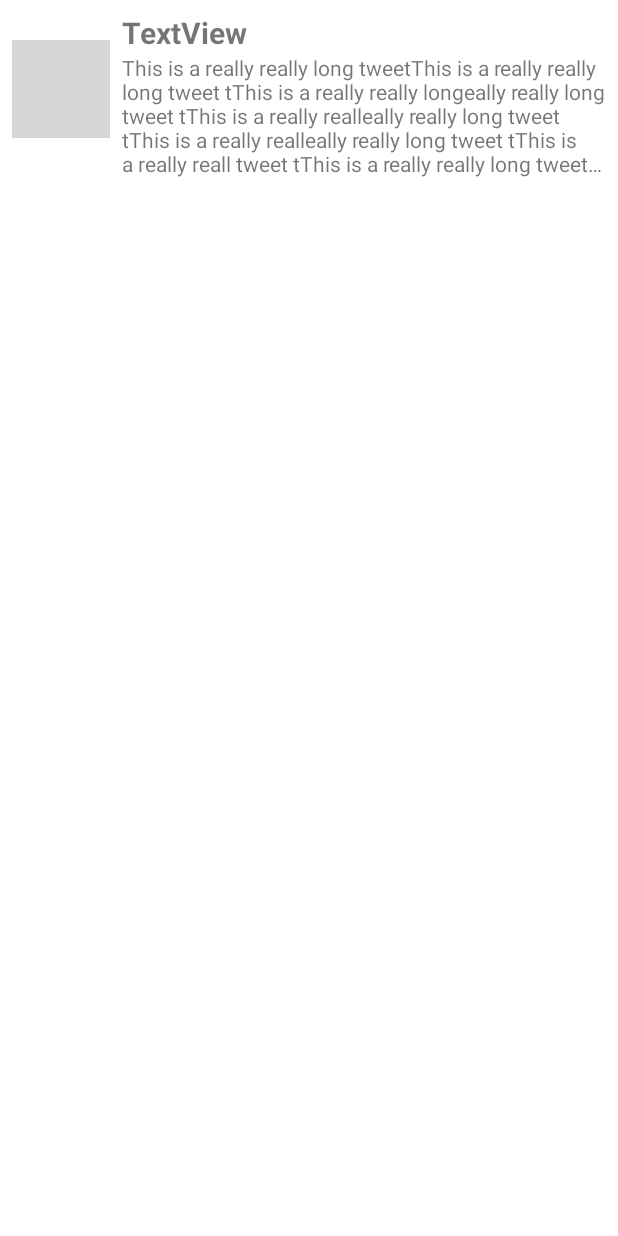
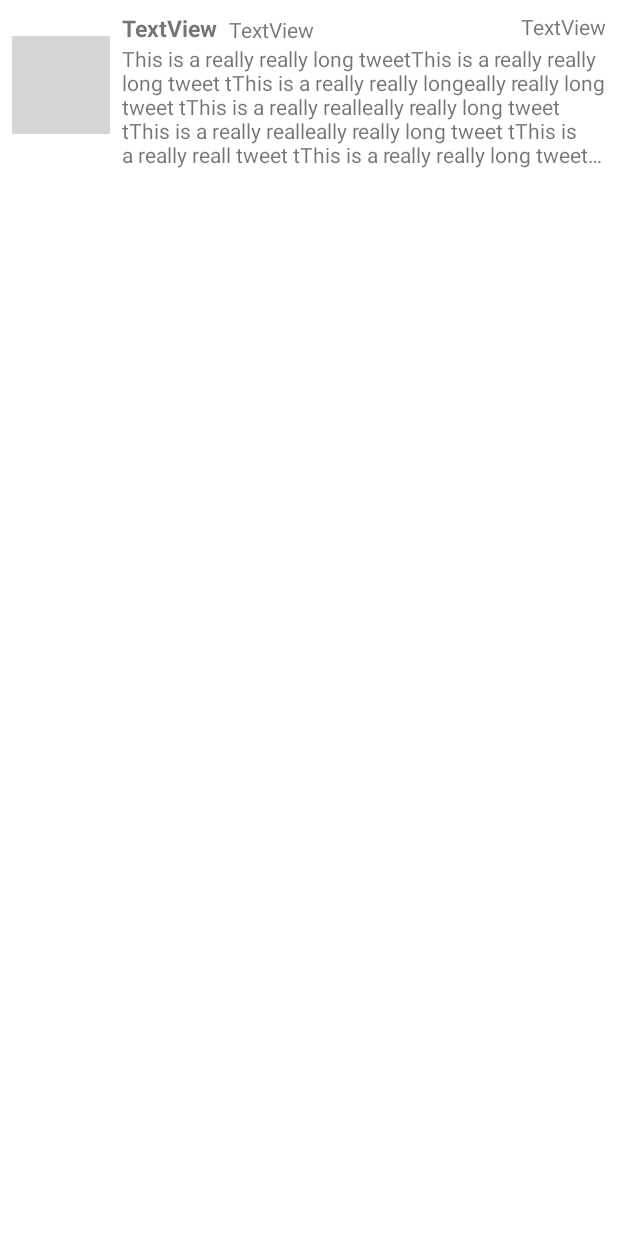
Before and after one commit to davinsinghca/TwitterClientCodepath, an Android app: the layout item_tweet.xml on its own in the app's theme, with its tools: preview values and no code run, on a phone screen of 412 x 824 dp. Run offline under Robolectric (Android 15) with nearby library versions, the phone set to English and light mode, and no system bars; grey boxes are pictures that could not be loaded.

Commit message:
added age and username and walkthrough

```diff
--- a/app/src/main/java/com/codepath/apps/restclienttemplate/TweetsAdapter.kt
+++ b/app/src/main/java/com/codepath/apps/restclienttemplate/TweetsAdapter.kt
@@ -26,6 +26,8 @@ class TweetsAdapter(val tweets: ArrayList<Tweet>) : RecyclerView.Adapter<TweetsA
         holder.tvUsername.text = tweet.user?.name
         holder.tvTweetBody.text = tweet.body
         Glide.with(holder.itemView).load(tweet.user?.publicImageUrl).centerInside().into(holder.ivProfileImage)
+        holder.tvUsernameAt.text = tweet.user?.screenName
+        holder.tvTweetAge.text = tweet.getFormattedTimestamp()
     }
 
     override fun getItemCount(): Int {
@@ -47,8 +49,8 @@ class TweetsAdapter(val tweets: ArrayList<Tweet>) : RecyclerView.Adapter<TweetsA
         val ivProfileImage = itemView.findViewById<ImageView>(R.id.ivProfileImage)
         val tvUsername = itemView.findViewById<TextView>(R.id.tvUsername)
         val tvTweetBody = itemView.findViewById<TextView>(R.id.tvTweetBody)
-
-
+        val tvUsernameAt = itemView.findViewById<TextView>(R.id.tvUsernameAt)
+        val tvTweetAge = itemView.findViewById<TextView>(R.id.tvTweetAge)
 
     }
 }
--- a/app/src/main/java/com/codepath/apps/restclienttemplate/models/Tweet.kt
+++ b/app/src/main/java/com/codepath/apps/restclienttemplate/models/Tweet.kt
@@ -8,6 +8,11 @@ class Tweet {
     var body: String = ""
     var createdAt: String = ""
     var user: User? = null
+    var date: String = ""
+
+    fun getFormattedTimestamp(): String {
+        return TimeFormatter.getTimeDifference(date)
+    }
 
     companion object {
         fun fromJson(jsonObject: JSONObject): Tweet {
@@ -15,6 +20,7 @@ class Tweet {
             tweet.body = jsonObject.getString("text")
             tweet.createdAt = jsonObject.getString("created_at")
             tweet.user = User.fromJson(jsonObject.getJSONObject("user"))
+            tweet.date = jsonObject.getString("created_at")
             return tweet
         }
 
--- a/app/src/main/res/layout/item_tweet.xml
+++ b/app/src/main/res/layout/item_tweet.xml
@@ -23,7 +23,7 @@
         android:layout_height="wrap_content"
         android:layout_marginStart="8dp"
         android:layout_marginTop="8dp"
-        android:textSize="20sp"
+        android:textSize="15sp"
         android:textStyle="bold"
         app:layout_constraintStart_toEndOf="@+id/ivProfileImage"
         app:layout_constraintTop_toTopOf="parent"
@@ -41,4 +41,28 @@
         app:layout_constraintStart_toEndOf="@+id/ivProfileImage"
         app:layout_constraintTop_toBottomOf="@+id/tvUsername"
         tools:text="This is a really really long tweetThis is a really really long tweet tThis is a really really longeally really long tweet tThis is a really realleally really long tweet tThis is a really realleally really long tweet tThis is a really reall tweet tThis is a really really long tweet tThis is a really really long tweet t to text to our layout! I am writing a long tweet." />
+
+    <TextView
+        android:id="@+id/tvUsernameAt"
+        android:layout_width="wrap_content"
+        android:layout_height="wrap_content"
+        android:layout_marginStart="8dp"
+        android:text="TextView"
+        app:layout_constraintBottom_toTopOf="@+id/tvTweetBody"
+        app:layout_constraintStart_toEndOf="@+id/tvUsername" />
+
+    <TextView
+        android:id="@+id/tvTweetAge"
+        android:layout_width="wrap_content"
+        android:layout_height="wrap_content"
+        android:layout_marginStart="8dp"
+        android:layout_marginTop="8dp"
+        android:layout_marginEnd="8dp"
+        android:text="TextView"
+        app:layout_constraintBottom_toTopOf="@+id/tvTweetBody"
+        app:layout_constraintEnd_toEndOf="parent"
+        app:layout_constraintHorizontal_bias="1.0"
+        app:layout_constraintStart_toEndOf="@+id/tvUsernameAt"
+        app:layout_constraintTop_toTopOf="parent"
+        app:layout_constraintVertical_bias="0.0" />
 </androidx.constraintlayout.widget.ConstraintLayout>
```
Also changed, not shown: app/src/main/java/com/codepath/apps/restclienttemplate/models/TimeFormatter.kt (added, +67 -0 lines), 1 other file.
